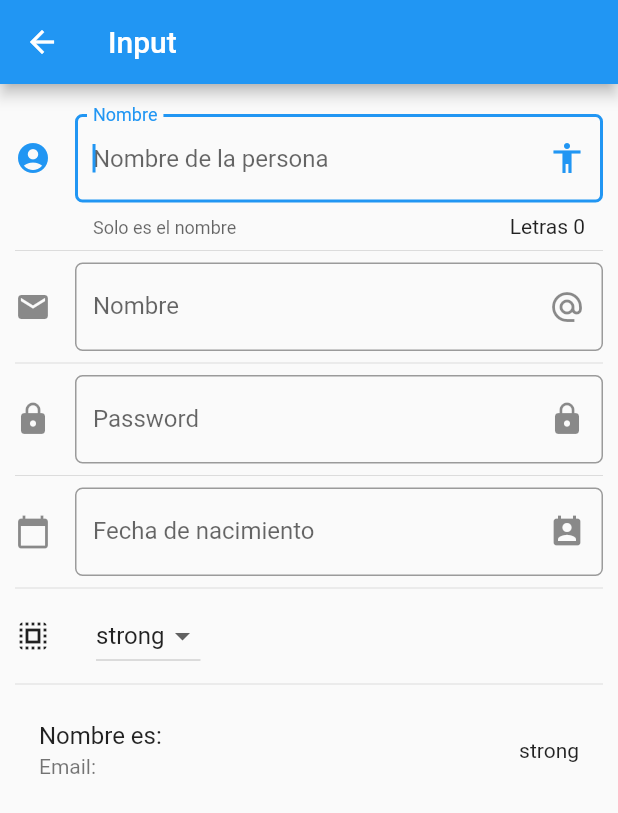
After one commit to Leningsv/curso_flutter, a Flutter app: the screen it shows after launch, after a tap on "Inputs", on a phone screen of 412 x 824 dp. The commit adds this screen. Shown: the top 813 px of the screen. Run offline on Flutter 3.47's test engine with Material 2 defaults, Android fonts, the phone set to English and light mode, and no system bars; network calls fail.

Commit message:
no message

```diff
--- a/components_flutter/data/menu_opts.json
+++ b/components_flutter/data/menu_opts.json
@@ -20,6 +20,11 @@
             "ruta" : "animatedContainer",
             "icon" : "donut_large",
             "texto": "Animated Container"
+        },
+        {
+            "ruta" : "inputs",
+            "icon" : "input",
+            "texto": "Inputs"
         }
     ]
 }
--- a/components_flutter/lib/main.dart
+++ b/components_flutter/lib/main.dart
@@ -1,6 +1,7 @@
 import 'package:components_flutter/src/pages/alert_page.dart';
 import 'package:components_flutter/src/routes/routes.dart';
 import 'package:flutter/material.dart';
+import 'package:flutter_localizations/flutter_localizations.dart';
 
 void main() => runApp(MyApp());
 
@@ -11,6 +12,15 @@ class MyApp extends StatelessWidget {
     return MaterialApp(
       title: 'Componentes App',
       debugShowCheckedModeBanner: false,
+      localizationsDelegates: [
+        // ... app-specific localization delegate[s] here
+        GlobalMaterialLocalizations.delegate,
+        GlobalWidgetsLocalizations.delegate,
+      ],
+      supportedLocales: [
+        const Locale('en'),
+        const Locale('es'),
+      ],
       initialRoute: '/',
       routes: getApplicationRoutes(),
       onGenerateRoute: (RouteSettings routeSettings) {
--- a/components_flutter/lib/src/pages/animated_container_page.dart
+++ b/components_flutter/lib/src/pages/animated_container_page.dart
@@ -1,3 +1,5 @@
+import 'dart:math';
+
 import 'package:flutter/material.dart';
 
 class AnimatedContainerPage extends StatefulWidget {
@@ -20,15 +22,30 @@ class _AnimatedContainerPageState extends State<AnimatedContainerPage> {
         title: Text('Animated cointainer'),
       ),
       body: Center(
-        child: Container(
+        child: AnimatedContainer(
+          duration: Duration(milliseconds: 500),
+          curve: Curves.fastOutSlowIn,
           width: this._width,
           height: this._height,
           decoration: BoxDecoration(
-            borderRadius: this._borderRadius,
-            color: this._color
-          ),
+              borderRadius: this._borderRadius, color: this._color),
         ),
+      ),
+      floatingActionButton: FloatingActionButton(
+        child: Icon(Icons.play_arrow),
+        onPressed: this._changeForm,
       ),
     );
   }
+
+  void _changeForm() {
+    final random = new Random();
+    this.setState(() {
+      this._width = random.nextInt(300).toDouble();
+      this._height = random.nextInt(300).toDouble();
+      this._color = Color.fromRGBO(
+          random.nextInt(255), random.nextInt(255), random.nextInt(255), 1);
+      this._borderRadius = BorderRadius.circular(random.nextInt(200).toDouble());
+    });
+  }
 }
--- /dev/null
+++ b/components_flutter/lib/src/pages/input_page.dart
@@ -0,0 +1,166 @@
+import 'package:flutter/cupertino.dart';
+import 'package:flutter/material.dart';
+
+class InputPage extends StatefulWidget {
+  @override
+  _InputPageState createState() {
+    return new _InputPageState();
+  }
+}
+
+class _InputPageState extends State<InputPage> {
+  String _name = '';
+  String _email = '';
+  String _date= '';
+  TextEditingController _inputFieldDateController = new TextEditingController();
+  List<String> _powers = ['strong', 'fly', 'speed'];
+  String _selectedPower = 'strong';
+  @override
+  Widget build(BuildContext context) {
+    return Scaffold(
+      appBar: AppBar(
+        title: Text('Input'),
+      ),
+      body: ListView(
+        padding: EdgeInsets.symmetric(horizontal: 10.0, vertical: 20),
+        children: <Widget>[
+          this._createInput(),
+          Divider(),
+          this._createEmail(),
+          Divider(),
+          this._createPassword(),
+          Divider(),
+          this._createDate(context),
+          Divider(),
+          this._createDropdown(),
+          Divider(),
+          this._createPerson(),
+        ],
+      ),
+    );
+  }
+
+  Widget _createInput() {
+    return TextField(
+      autofocus: true,
+      textCapitalization: TextCapitalization.words,
+      decoration: InputDecoration(
+          border: OutlineInputBorder(borderRadius: BorderRadius.circular(5)),
+          counter: Text('Letras ${this._name.length}'),
+          hintText: 'Nombre de la persona',
+          labelText: 'Nombre',
+          helperText: 'Solo es el nombre',
+          suffixIcon: Icon(Icons.accessibility),
+          icon: Icon(Icons.account_circle)),
+      onChanged: (value) {
+        this.setState(() {
+          this._name = value;
+        });
+      },
+    );
+  }
+
+  Widget _createPerson() {
+    return ListTile(
+      title: Text('Nombre es: ${this._name}'),
+      subtitle: Text('Email: ${this._email}'),
+      trailing: Text(this._selectedPower),
+    );
+  }
+
+  Widget _createEmail() {
+    return TextField(
+      keyboardType: TextInputType.emailAddress,
+      decoration: InputDecoration(
+          border: OutlineInputBorder(borderRadius: BorderRadius.circular(5)),
+          hintText: 'Email',
+          labelText: 'Nombre',
+          suffixIcon: Icon(Icons.alternate_email),
+          icon: Icon(Icons.email)),
+      onChanged: (value) {
+        this.setState(() {
+          this._email = value;
+        });
+      },
+    );
+  }
+
+  Widget _createPassword() {
+    return TextField(
+      obscureText: true,
+      decoration: InputDecoration(
+          border: OutlineInputBorder(borderRadius: BorderRadius.circular(5)),
+          hintText: 'Password',
+          labelText: 'Password',
+          suffixIcon: Icon(Icons.lock),
+          icon: Icon(Icons.lock)),
+      onChanged: (value) {
+        this.setState(() {
+        });
+      },
+    );
+  }
+
+  Widget _createDate(BuildContext buildContext) {
+    return TextField(
+      enableInteractiveSelection: false,
+      controller: this._inputFieldDateController,
+      decoration: InputDecoration(
+          border: OutlineInputBorder(borderRadius: BorderRadius.circular(5)),
+          hintText: 'Fecha de nacimiento',
+          labelText: 'Fecha de nacimiento',
+          suffixIcon: Icon(Icons.perm_contact_calendar),
+          icon: Icon(Icons.calendar_today)),
+      onTap: () {
+        FocusScope.of(context).requestFocus(new FocusNode());
+        this._selectDate(context);
+      },
+    );
+  }
+
+  void _selectDate(BuildContext context) async {
+    DateTime picker = await showDatePicker(
+        context: context,
+        initialDate: new DateTime.now(),
+        firstDate: new DateTime(2018),
+        lastDate: new DateTime(2025),
+        locale: Locale('es', 'ES')
+    );
+    if(picker != null) {
+      setState(() {
+        this._date = picker.toString();
+        this._inputFieldDateController.text = this._date;
+      });
+    }
+  }
+
+  Widget _createDropdown() {
+    return Row(
+      children: <Widget>[
+        Icon(Icons.select_all),
+        SizedBox(width: 30.0,),
+        DropdownButton(
+          value: this._selectedPower,
+          items: this._getItems(),
+          onChanged: (option) {
+            print(option);
+            setState(() {
+              this._selectedPower=option;
+            });
+          },
+        )
+      ],
+    );
+  }
+
+  List<DropdownMenuItem<String>> _getItems() {
+    List<DropdownMenuItem<String>> items = new List();
+    this._powers.forEach((power){
+      items.add(new DropdownMenuItem(
+        child: Text(power),
+        value: power,
+      ));
+    });
+    return items;
+  }
+}
--- a/components_flutter/lib/src/routes/routes.dart
+++ b/components_flutter/lib/src/routes/routes.dart
@@ -3,6 +3,7 @@ import 'package:components_flutter/src/pages/animated_container_page.dart';
 import 'package:components_flutter/src/pages/avatar_page.dart';
 import 'package:components_flutter/src/pages/card_page.dart';
 import 'package:components_flutter/src/pages/home_page.dart';
+import 'package:components_flutter/src/pages/input_page.dart';
 import 'package:flutter/cupertino.dart';
 
 Map<String, WidgetBuilder> getApplicationRoutes() {
@@ -11,6 +12,7 @@ Map<String, WidgetBuilder> getApplicationRoutes() {
     'alert': (BuildContext context) => new AlertPage(),
     'avatar': (BuildContext context) => new AvatarPage(),
     'card': (BuildContext context) => new CardPage(),
-    'animatedContainer': (BuildContext context) => new AnimatedContainerPage()
+    'animatedContainer': (BuildContext context) => new AnimatedContainerPage(),
+    'inputs': (BuildContext context) => new InputPage()
   };
 }
--- a/components_flutter/lib/src/utils/icon_string_util.dart
+++ b/components_flutter/lib/src/utils/icon_string_util.dart
@@ -6,6 +6,7 @@ final _icons = <String, IconData> {
   'accessibility': Icons.accessibility,
   'folder_open': Icons.folder_open,
   'donut_large': Icons.donut_large,
+  'input': Icons.input,
 };
 
 Icon getIcon(String iconName) {
--- a/components_flutter/pubspec.yaml
+++ b/components_flutter/pubspec.yaml
@@ -19,7 +19,8 @@ environment:
 dependencies:
   flutter:
     sdk: flutter
-
+  flutter_localizations:
+    sdk: flutter
   # The following adds the Cupertino Icons font to your application.
   # Use with the CupertinoIcons class for iOS style icons.
   cupertino_icons: ^0.1.2
```
Also changed, not shown: components_flutter/pubspec.lock.
